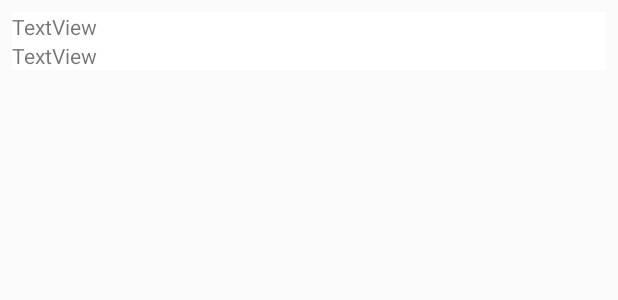
After one commit to ntvinh11586/P5-NYTimes, an Android app: the layout item_article_result_no_image.xml on its own in the app's theme, with its tools: preview values and no code run, on a phone screen of 412 x 824 dp. The commit adds this screen. Shown: the top 300 px of the screen. Run offline under Robolectric (Android 15) with nearby library versions, the phone set to English and light mode, and no system bars.

Commit message:
Add Heterogeneous Layouts with RecyclerView

```diff
--- a/app/src/main/java/com/example/vinh/nytimes/Article.java
+++ b/app/src/main/java/com/example/vinh/nytimes/Article.java
@@ -16,6 +16,7 @@ public class Article {
     String webUrl;
     String headline;
     String thumbNail;
+    String snippet;
 
     public Article() {
 
@@ -25,6 +26,7 @@ public class Article {
         try {
             this.webUrl = jsonObject.getString("web_url");
             this.headline = jsonObject.getJSONObject("headline").getString("main");
+            this.snippet = jsonObject.getString("snippet");
 
             JSONArray multimedia = jsonObject.getJSONArray("multimedia");
 
@@ -66,4 +68,7 @@ public class Article {
         return webUrl;
     }
 
+    public String getSnippet() {
+        return snippet;
+    }
 }
--- /dev/null
+++ b/app/src/main/res/layout/item_article_result_no_image.xml
@@ -0,0 +1,24 @@
+<?xml version="1.0" encoding="utf-8"?>
+<LinearLayout xmlns:android="http://schemas.android.com/apk/res/android"
+    android:orientation="vertical" android:layout_width="match_parent"
+    android:layout_height="wrap_content"
+    android:layout_margin="8dp"
+    android:background="@android:color/white">
+
+    <TextView
+        android:id="@+id/tvSnippet"
+        android:layout_width="wrap_content"
+        android:layout_height="wrap_content"
+        android:singleLine="false"
+        android:ellipsize="end"
+        android:text="TextView"/>
+
+    <TextView
+        android:id="@+id/tvTitle"
+        android:layout_width="wrap_content"
+        android:layout_height="wrap_content"
+        android:maxLines="2"
+        android:ellipsize="end"
+        android:text="TextView"/>
+
+</LinearLayout>
```
Also changed, not shown: app/src/main/java/com/example/vinh/nytimes/ArticleArrayAdapter.java (+58 -6 lines), app/src/main/java/com/example/vinh/nytimes/ArticleImageViewHolder.java (added, +22 -0 lines), app/src/main/java/com/example/vinh/nytimes/ArticleNoImageViewHolder.java (added, +20 -0 lines), app/src/main/res/layout/item_article_result_image.xml (renamed from app/src/main/res/layout/item_article_result.xml).
